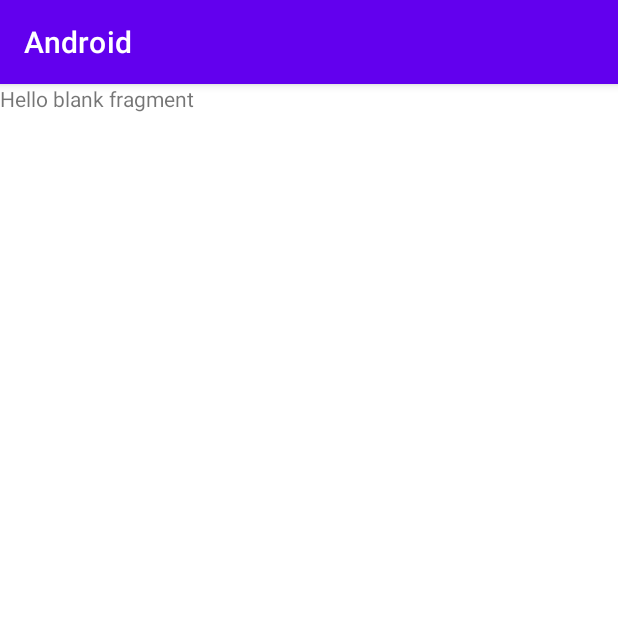
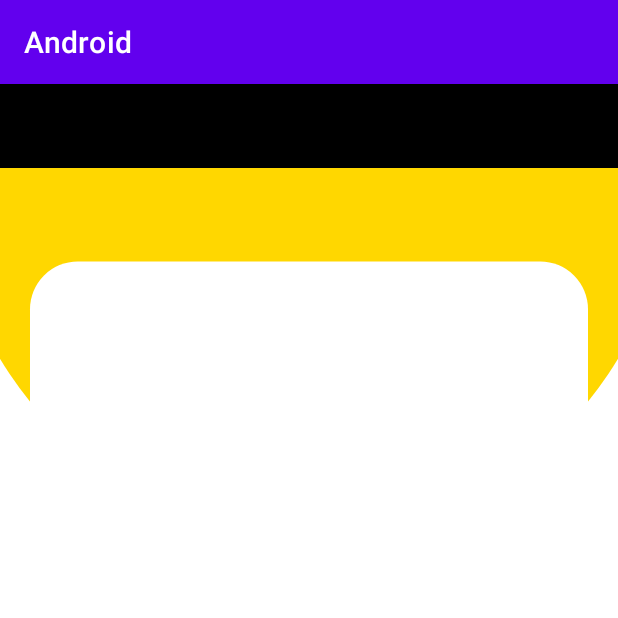
Before and after one commit to joaoramos00/breweryApi, an Android app: the fragment Details shown on its own in the app's theme, on a phone screen of 412 x 824 dp, the top half of it. Run offline under Robolectric (Android 15) with nearby library versions, the phone set to English and light mode, and no system bars.

Commit message:
Add Jetpack Compose Plugin Create two fragments, Home and Details

```diff
--- /dev/null
+++ b/app/src/main/res/drawable/arc_shape.xml
@@ -0,0 +1,18 @@
+<?xml version="1.0" encoding="utf-8"?>
+<selector xmlns:android="http://schemas.android.com/apk/res/android">
+    <item>
+        <shape
+            xmlns:android="http://schemas.android.com/apk/res/android"
+            android:shape="rectangle">
+
+            <solid android:color="#FFD700" />
+            <size
+                android:width="480dp"
+                android:height="300dp"/>
+            <corners
+                android:bottomLeftRadius="300dp"
+                android:bottomRightRadius="300dp"/>
+
+        </shape>
+    </item>
+</selector>
--- /dev/null
+++ b/app/src/main/res/drawable/details.xml
@@ -0,0 +1,20 @@
+<?xml version="1.0" encoding="utf-8"?>
+<selector xmlns:android="http://schemas.android.com/apk/res/android">
+    <item>
+        <shape
+            xmlns:android="http://schemas.android.com/apk/res/android"
+            android:shape="rectangle">
+
+            <solid android:color="#FFFFFF" />
+            <size
+                android:width="350dp"
+                android:height="500dp"/>
+            <corners
+                android:topLeftRadius="30dp"
+                android:bottomLeftRadius="30dp"
+                android:topRightRadius="30dp"
+                android:bottomRightRadius="30dp"/>
+
+        </shape>
+    </item>
+</selector>
--- a/app/src/main/res/layout/fragment_details.xml
+++ b/app/src/main/res/layout/fragment_details.xml
@@ -1,14 +1,34 @@
 <?xml version="1.0" encoding="utf-8"?>
 <FrameLayout xmlns:android="http://schemas.android.com/apk/res/android"
+    xmlns:app="http://schemas.android.com/apk/res-auto"
     xmlns:tools="http://schemas.android.com/tools"
     android:layout_width="match_parent"
     android:layout_height="match_parent"
     tools:context=".Details">
 
-    <!-- TODO: Update blank fragment layout -->
-    <TextView
+    <ImageView
+        android:id="@+id/arcShape"
+        android:layout_width="match_parent"
+        android:layout_height="wrap_content"
+        android:scaleType="center"
+        android:src="@drawable/arc_shape"
+        tools:ignore="ImageContrastCheck" />
+
+    <androidx.appcompat.widget.Toolbar
+        android:id="@+id/toolbar"
+        android:layout_width="match_parent"
+        android:layout_height="wrap_content"
+        android:background="@color/black"
+        android:minHeight="?attr/actionBarSize"
+        android:theme="?attr/actionBarTheme" />
+
+    <ImageView
+        android:id="@+id/detailsWindow"
         android:layout_width="match_parent"
         android:layout_height="match_parent"
-        android:text="@string/hello_blank_fragment" />
-
+        android:padding="20dp"
+        android:scaleType="fitCenter"
+        android:elevation="20dp"
+        android:src="@drawable/details"
+        />
 </FrameLayout>
```
